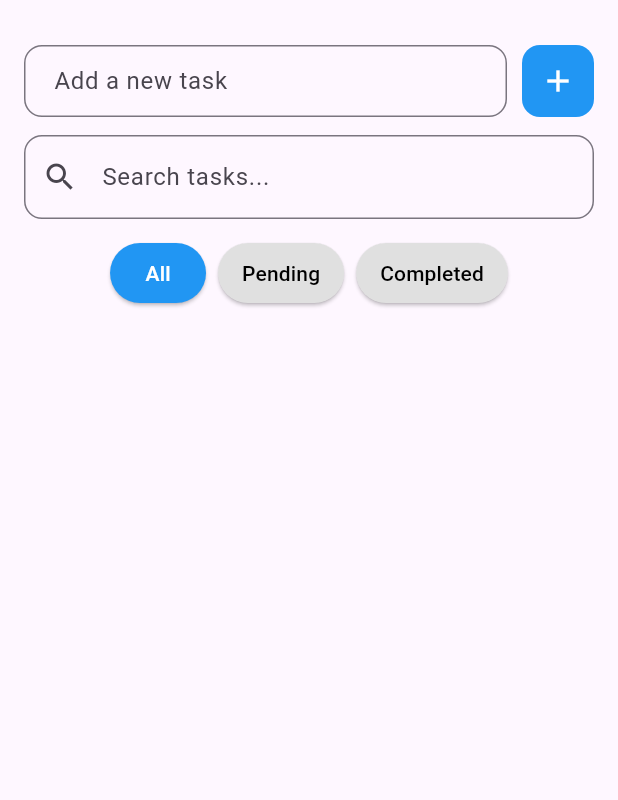
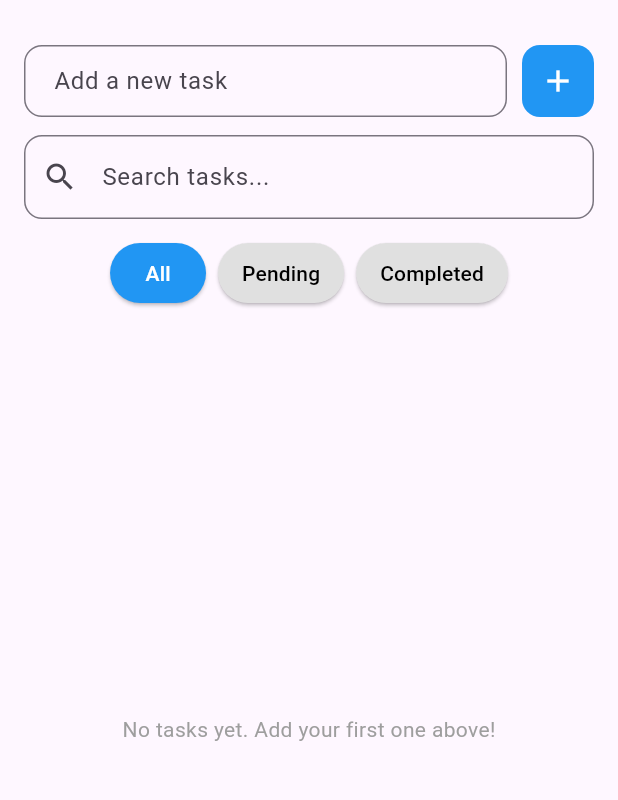
Before and after one commit to ramanathanMuthuraman/todo_app, a Flutter app: the screen it shows after launch, on a phone screen of 412 x 824 dp, the part 63-863 px from its top. Run offline on Flutter 3.47's test engine with Material 3 defaults, Android fonts, the phone set to English and light mode, and no system bars; our stand-ins replace shared_preferences.

Commit message:
Add no search results

```diff
--- a/lib/todo_screen.dart
+++ b/lib/todo_screen.dart
@@ -386,14 +386,25 @@ class _TodoScreenState extends State<TodoScreen> {
                 ],
               ),
               Expanded(
-                child: ListView.builder(
+                child: list.isEmpty
+                    ? Center(
+                        child: Text(
+                          (_todos.isEmpty &&
+                                  _searchController.text.trim().isEmpty &&
+                                  _filter == FilterType.all)
+                              ? 'No tasks yet. Add your first one above!'
+                              : 'No tasks match your search/filter.',
+                          style: const TextStyle(color: Colors.grey),
+                        ),
+                      )
+                    : ListView.builder(
                         itemCount: list.length,
                         itemBuilder: (context, index) {
                           final item = list[index];
                           return Dismissible(
                             key: ValueKey(item.title), // ok for now
-                      direction:
-                          DismissDirection.endToStart, // swipe right → left
+                            direction: DismissDirection
+                                .endToStart, // swipe right → left
                             onDismissed: (direction) async {
                               // store title before removing
                               final removedTitle = item.title;
@@ -405,14 +416,21 @@ class _TodoScreenState extends State<TodoScreen> {
                               await _saveTodos();
                               if (!context.mounted) return;
                               ScaffoldMessenger.of(context).showSnackBar(
-                          SnackBar(content: Text('$removedTitle deleted')),
+                                SnackBar(
+                                  content: Text('$removedTitle deleted'),
+                                ),
                               );
                             },
                             background: Container(
                               alignment: Alignment.centerRight,
-                        padding: const EdgeInsets.symmetric(horizontal: 16),
+                              padding: const EdgeInsets.symmetric(
+                                horizontal: 16,
+                              ),
                               color: Colors.red,
-                        child: const Icon(Icons.delete, color: Colors.white),
+                              child: const Icon(
+                                Icons.delete,
+                                color: Colors.white,
+                              ),
                             ),
                             child: _TodoListItem(
                               key: ValueKey(
```
Lines whose indentation alone changed are shown as unchanged.
